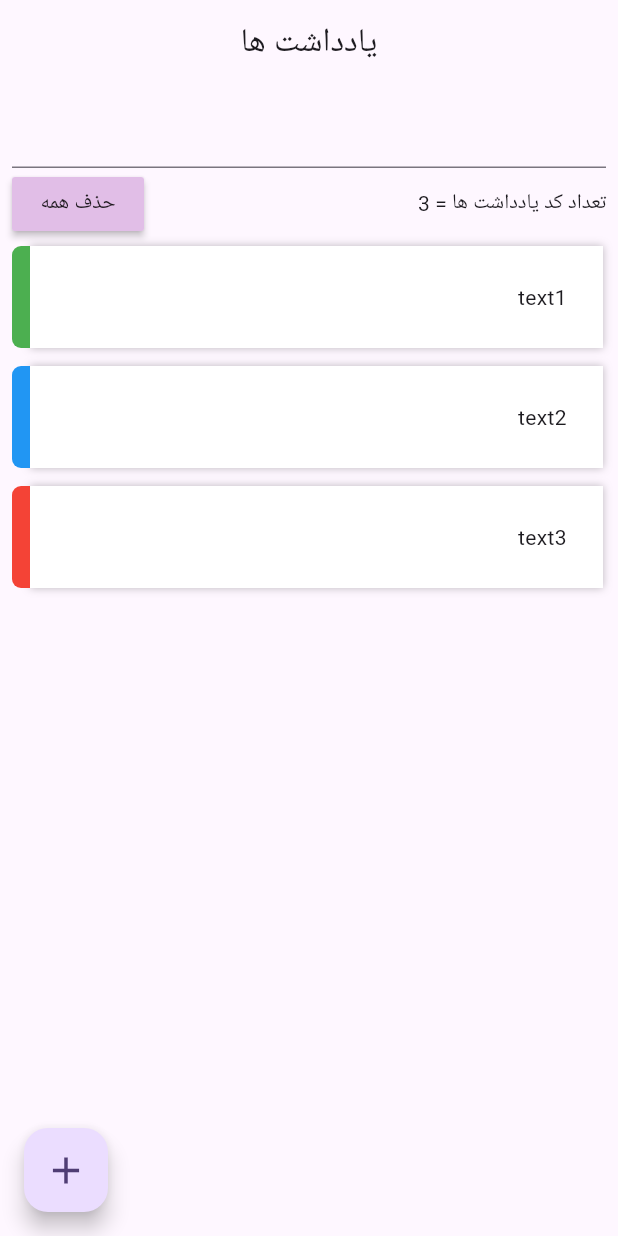
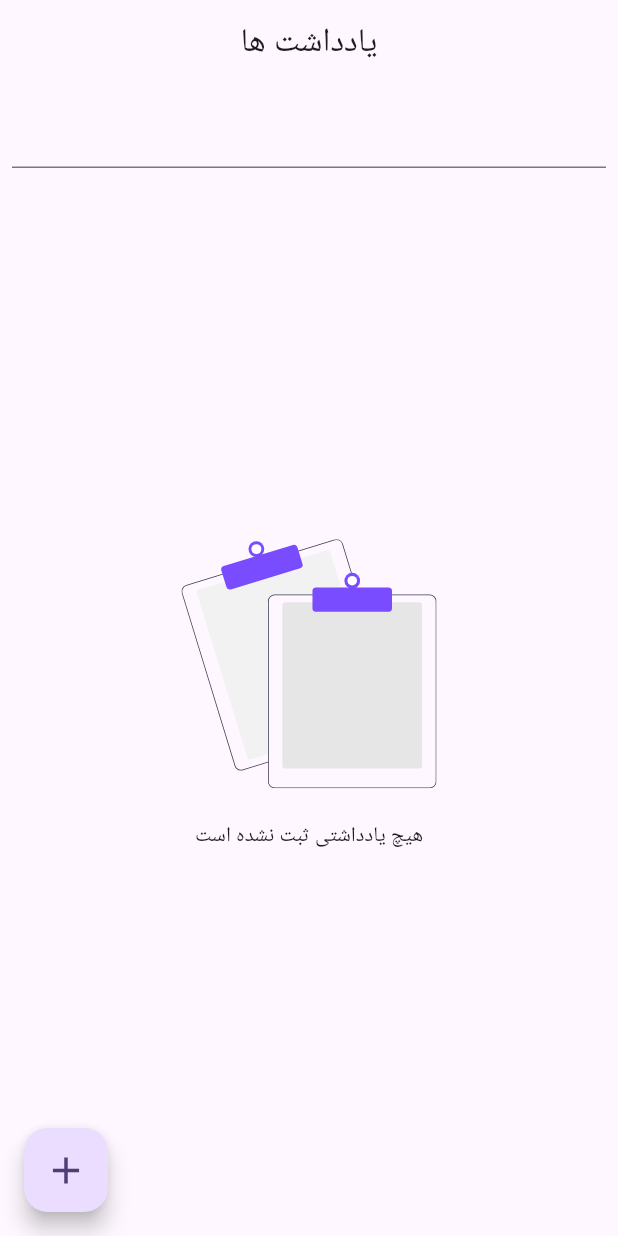
Before and after one commit to mohsen0dev/todo_task_bloc, a Flutter app: the screen it shows after launch, on a phone screen of 412 x 824 dp. Run offline on Flutter 3.47's test engine with Material 3 defaults, Android fonts, the light colour scheme and no system bars; our stand-ins replace bloc, flutter_bloc, flutter_svg, hive, hive_flutter; missing offline and left inert: persian_fonts; accounts and stored records are empty.

Commit message:
set home screen bloc state managment

```diff
--- a/lib/data/repository/repository.dart
+++ b/lib/data/repository/repository.dart
@@ -4,7 +4,7 @@ import 'package:todo_task_bloc/data/source/source.dart';
 class Repository<T> extends ChangeNotifier implements DataSource<T> {
   final DataSource<T> localDataSource;
 
-  Repository({required this.localDataSource});
+  Repository(this.localDataSource);
 
   @override
   Future<T> createOrUpdate(T data) async {
--- /dev/null
+++ b/lib/screen/home/bloc/note_list_bloc.dart
@@ -0,0 +1,39 @@
+import 'package:bloc/bloc.dart';
+import 'package:meta/meta.dart';
+import 'package:todo_task_bloc/data/model/todo_entity.dart';
+import 'package:todo_task_bloc/data/repository/repository.dart';
+
+part 'note_list_event.dart';
+part 'note_list_state.dart';
+
+class NoteListBloc extends Bloc<NoteListEvent, NoteListState> {
+  final Repository<TaskEntity> repository;
+  NoteListBloc(this.repository) : super(NoteListInitial()) {
+    on<NoteListEvent>((event, emit) async {
+      if (event is NoteListStarted || event is NoteListSearch) {
+        final String searchTerm;
+        emit(NoteListLoading());
+        if (event is NoteListSearch) {
+          searchTerm = event.searchterm;
+        } else {
+          searchTerm = '';
+        }
+        try {
+          final item = await repository.getAll(searchKey: searchTerm);
+          if (item.isNotEmpty) {
+            emit(NoteListSuccess(item));
+          } else {
+            emit(NoteListEmpty());
+          }
+        } catch (e) {
+          emit(NoteListError('error = $e'));
+        }
+      } else if (event is NoteListDeletAll) {
+        await repository.deleteAll();
+        emit(NoteListEmpty());
+      } else if (event is NoteListDeletId) {
+        await repository.deleteById(event.id);
+      }
+    });
+  }
+}
--- /dev/null
+++ b/lib/screen/home/bloc/note_list_event.dart
@@ -0,0 +1,20 @@
+part of 'note_list_bloc.dart';
+
+@immutable
+sealed class NoteListEvent {}
+
+final class NoteListStarted extends NoteListEvent {}
+
+final class NoteListSearch extends NoteListEvent {
+  final String searchterm;
+
+  NoteListSearch(this.searchterm);
+}
+
+final class NoteListDeletAll extends NoteListEvent {}
+
+final class NoteListDeletId extends NoteListEvent {
+  final int id;
+
+  NoteListDeletId(this.id);
+}
--- /dev/null
+++ b/lib/screen/home/bloc/note_list_state.dart
@@ -0,0 +1,22 @@
+part of 'note_list_bloc.dart';
+
+@immutable
+sealed class NoteListState {}
+
+final class NoteListInitial extends NoteListState {}
+
+final class NoteListLoading extends NoteListState {}
+
+final class NoteListEmpty extends NoteListState {}
+
+final class NoteListError extends NoteListState {
+  final String errorMessage;
+
+  NoteListError(this.errorMessage);
+}
+
+final class NoteListSuccess extends NoteListState {
+  final List<TaskEntity> item;
+
+  NoteListSuccess(this.item);
+}
--- a/lib/screen/home/home.dart
+++ b/lib/screen/home/home.dart
@@ -1,30 +1,22 @@
 import 'package:flutter/material.dart';
+import 'package:flutter_bloc/flutter_bloc.dart';
+import 'package:provider/provider.dart';
+import 'package:todo_task_bloc/data/model/todo_entity.dart';
+import 'package:todo_task_bloc/data/repository/repository.dart';
 import 'package:todo_task_bloc/screen/add/add_task.dart';
+import 'package:todo_task_bloc/screen/home/bloc/note_list_bloc.dart';
+import 'package:todo_task_bloc/screen/widgets/emty_widget.dart';
 
 class MyHomePage extends StatefulWidget {
   const MyHomePage({super.key});
-  static List taskList = [
-    task(title: 'text1', description: 'body1', active: 0),
-    task(title: 'text2', description: 'body2', active: 1),
-    task(title: 'text3', description: 'body3', active: 2),
-  ];
 
   @override
   State<MyHomePage> createState() => _MyHomePageState();
 }
 
 class _MyHomePageState extends State<MyHomePage> {
-  late ValueNotifier<List<dynamic>> _listNotifier;
-  @override
-  void initState() {
-    super.initState();
-
-    _listNotifier = ValueNotifier<List<dynamic>>(MyHomePage.taskList);
-  }
-
   @override
   Widget build(BuildContext context) {
-    _listNotifier = ValueNotifier<List>(MyHomePage.taskList);
     return Scaffold(
       appBar: AppBar(
         title: const Text('یادداشت ها'),
@@ -32,9 +24,12 @@ class _MyHomePageState extends State<MyHomePage> {
       ),
       floatingActionButton: FloatingActionButton(
           onPressed: () async {
-            await Navigator.push(context,
-                    MaterialPageRoute(builder: (context) => AddTaskScreen()))
-                .then((value) {
+            await Navigator.push(
+                context,
+                MaterialPageRoute(
+                    builder: (context) => AddTaskScreen(
+                          task: TaskEntity(),
+                        ))).then((value) {
               setState(() {});
             });
           },
@@ -43,42 +38,100 @@ class _MyHomePageState extends State<MyHomePage> {
             size: 30,
           )),
       floatingActionButtonLocation: FloatingActionButtonLocation.startFloat,
-      body: Directionality(
+      body: BlocProvider<NoteListBloc>(
+        create: (context) =>
+            NoteListBloc(context.read<Repository<TaskEntity>>()),
+        child: Directionality(
           textDirection: TextDirection.rtl,
           child: Container(
             margin: const EdgeInsets.symmetric(horizontal: 8, vertical: 8),
             child: Column(
               children: [
                 const TextField(),
-              Row(
+                Expanded(
+                  child: Consumer<Repository<TaskEntity>>(
+                      builder: (context, repository, child) {
+                    context.read<NoteListBloc>().add(NoteListStarted());
+                    return BlocBuilder<NoteListBloc, NoteListState>(
+                      builder: (context, state) {
+                        if (state is NoteListSuccess) {
+                          return TaskListView(
+                            item: state.item,
+                          );
+                        } else if (state is NoteListLoading ||
+                            state is NoteListInitial) {
+                          const Center(
+                            child: CircularProgressIndicator(),
+                          );
+
+                          return Container(
+                            height: double.infinity,
+                            width: double.infinity,
+                            color: Colors.green,
+                          );
+                        } else if (state is NoteListEmpty) {
+                          return const EmptyPage();
+                        } else if (state is NoteListError) {
+                          return const Center(
+                            child: Text('خطا در برقراری ارتباط با سرور'),
+                          );
+                        } else {
+                          return Container();
+                        }
+                      },
+                    );
+                  }),
+                ),
+              ],
+            ),
+          ),
+        ),
+      ),
+    );
+  }
+}
+
+class TaskListView extends StatelessWidget {
+  final List<TaskEntity> item;
+
+  const TaskListView({
+    super.key,
+    required this.item,
+  });
+
+  @override
+  Widget build(BuildContext context) {
+    return ListView.builder(
+      shrinkWrap: true,
+      itemCount: item.length + 1,
+      itemBuilder: (BuildContext context, int index) {
+        if (index == 0) {
+          return Row(
             children: [
-                  Text('تعداد کد یادداشت ها = ${MyHomePage.taskList.length}'),
+              Text('تعداد کد یادداشت ها = ${item.length}'),
+              // Text('تعداد کد یادداشت ها = ${MyHomePage.taskList.length}'),
               const Spacer(),
               MaterialButton(
-                    onPressed: () {},
+                onPressed: () {
+                  context.read<NoteListBloc>().add(NoteListDeletAll());
+                },
                 color: Colors.purple.shade100,
                 child: const Text('حذف همه'),
               )
             ],
-              ),
-              Expanded(
-                child: ValueListenableBuilder<List>(
-                    valueListenable: _listNotifier,
-                    builder: (context, value, child) {
-                      return ListView.builder(
-                        shrinkWrap: true,
-                        itemCount: MyHomePage.taskList.length,
-                        itemBuilder: (BuildContext context, int index) {
+          );
+        } else {
+          var task = item[index - 1];
           return InkWell(
             onTap: () {
               Navigator.push(
                 context,
                 MaterialPageRoute(
                   builder: (context) => AddTaskScreen(
-                                            taskList: [
-                                              MyHomePage.taskList[index]
-                                            ],
-                                          )));
+                    task: task,
+                  ),
+                ),
+              );
             },
             child: SizedBox(
               height: 80,
@@ -88,7 +141,6 @@ class _MyHomePageState extends State<MyHomePage> {
                   Expanded(
                     flex: 20,
                     child: Container(
-                                      // height: 80,
                       decoration: const BoxDecoration(
                           color: Colors.white,
                           boxShadow: [
@@ -97,20 +149,15 @@ class _MyHomePageState extends State<MyHomePage> {
                                 color: Colors.black26,
                                 offset: Offset(0, 0))
                           ]),
-                                      margin: const EdgeInsets.only(
-                                          bottom: 4, right: 2),
+                      margin: const EdgeInsets.only(bottom: 4, right: 2),
                       padding: const EdgeInsets.all(24),
-                                      child: Text(
-                                          '${MyHomePage.taskList[index][0]}'),
+                      child: Text(task.title),
                     ),
                   ),
                   Container(
-                                    margin: const EdgeInsets.only(
-                                        bottom: 8, top: 4),
+                    margin: const EdgeInsets.only(bottom: 8, top: 4),
                     decoration: BoxDecoration(
-                                        color: setColor(
-                                            number: MyHomePage.taskList[index]
-                                                [2]),
+                        color: setColor(number: task.active),
                         borderRadius: const BorderRadius.only(
                             bottomLeft: Radius.circular(6),
                             topLeft: Radius.circular(6))),
@@ -120,14 +167,8 @@ class _MyHomePageState extends State<MyHomePage> {
               ),
             ),
           );
+        }
       },
-                      );
-                    }),
-              ),
-            ],
-          ),
-        ),
-      ),
     );
   }
 
--- /dev/null
+++ b/lib/screen/widgets/emty_widget.dart
@@ -0,0 +1,25 @@
+import 'package:flutter/widgets.dart';
+import 'package:flutter_svg/flutter_svg.dart';
+
+class EmptyPage extends StatelessWidget {
+  const EmptyPage({super.key});
+
+  @override
+  Widget build(BuildContext context) {
+    return Column(
+      mainAxisAlignment: MainAxisAlignment.center,
+      children: [
+        SvgPicture.asset(
+          'assets/images/empty.svg',
+          width: 170,
+        ),
+        const SizedBox(
+          height: 22,
+        ),
+        const Text(
+          'هیچ یادداشتی ثبت نشده است',
+        ),
+      ],
+    );
+  }
+}
```
Also changed, not shown: lib/main.dart (+7 -5 lines), lib/screen/add/add_task.dart (+24 -21 lines), pubspec.yaml (+7 -3 lines), assets/images/empty.svg (added), pubspec.lock. Lines whose indentation alone changed are shown as unchanged.
